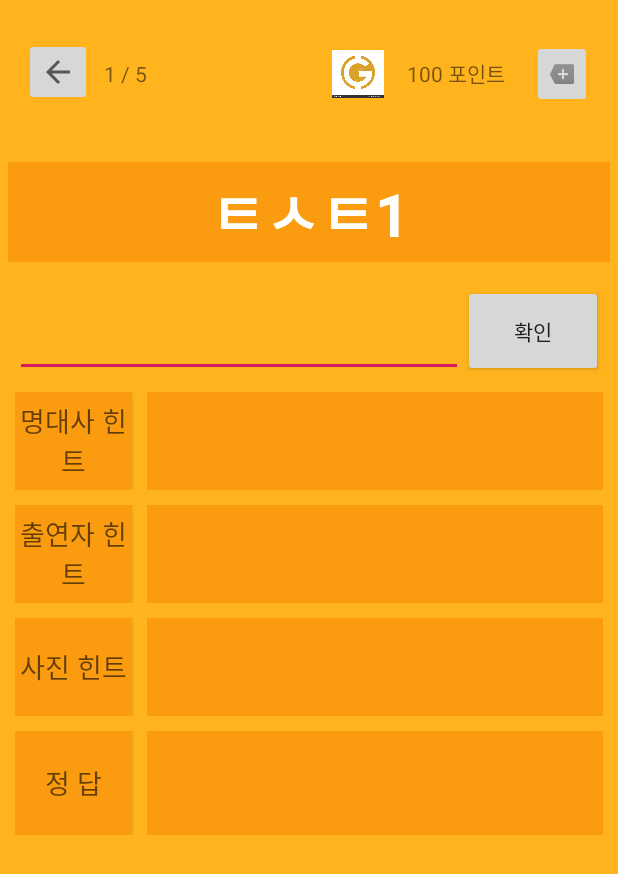
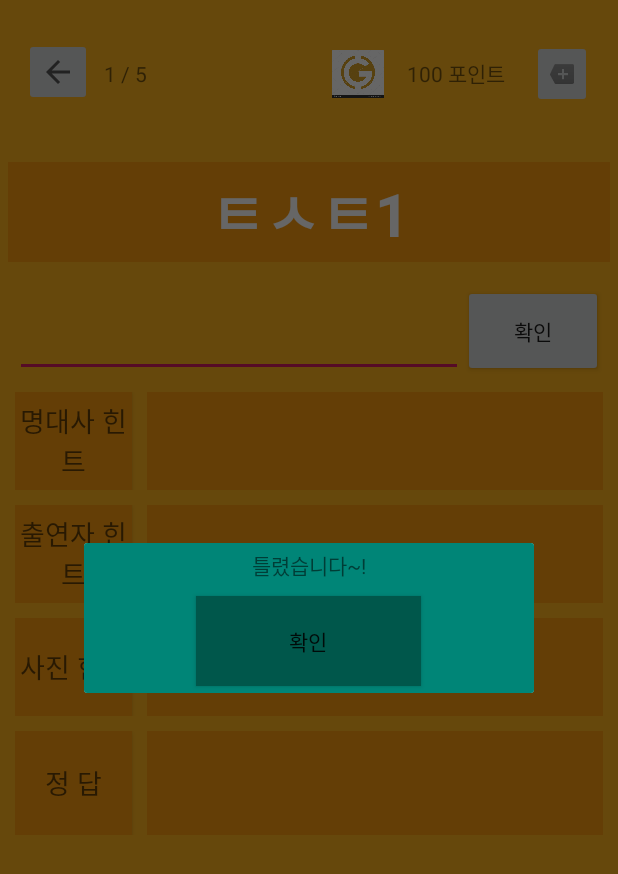
Before and after one commit to delita1130/movieInitalQuiz, an Android app: the QuizMainActivity screen opened directly, with no data from a screen before it, after a tap on "확인", on a phone screen of 412 x 824 dp. Shown: the top 874 px of the screen. Run offline under Robolectric (Android 15) with nearby library versions, the light colour scheme and no system bars.

Commit message:
다이얼로그 작업

```diff
--- a/app/src/main/java/com/novThirty/movieinitalquiz/QuizMainActivity.java
+++ b/app/src/main/java/com/novThirty/movieinitalquiz/QuizMainActivity.java
@@ -1,5 +1,6 @@
 package com.novThirty.movieinitalquiz;
 
+import android.content.Context;
 import android.os.Bundle;
 import android.util.Log;
 import android.view.View;
@@ -12,6 +13,7 @@ import androidx.appcompat.app.AppCompatActivity;
 
 import com.novThirty.movieinitalquiz.config.GameStatus;
 import com.novThirty.movieinitalquiz.database.GameDao;
+import com.novThirty.movieinitalquiz.dialog.IncorrentDialog;
 import com.novThirty.movieinitalquiz.model.Movie;
 
 public class QuizMainActivity extends AppCompatActivity {
@@ -76,10 +78,9 @@ public class QuizMainActivity extends AppCompatActivity {
                 if(answerEdit.getText().toString().trim().equals(movie.getMovName().trim())){
                     gameDao.updateDoneMovNum(GameStatus.user.getDoneMovNum()+1);
                     setUp(GameStatus.user.getDoneMovNum()+1);
-
-                    Log.i("test :: ", "정답입니다.");
                 }else{
-                    Log.i("test :: ", "틀렸습니다.");
+                    IncorrentDialog incorrentDlg = new IncorrentDialog(QuizMainActivity.this);
+                    incorrentDlg.callFunction(answerEdit);
                 }
             }
         }) ;
--- /dev/null
+++ b/app/src/main/java/com/novThirty/movieinitalquiz/dialog/IncorrentDialog.java
@@ -0,0 +1,52 @@
+package com.novThirty.movieinitalquiz.dialog;
+
+import android.app.Dialog;
+import android.content.Context;
+import android.view.View;
+import android.view.Window;
+import android.widget.Button;
+import android.widget.EditText;
+import android.widget.TextView;
+import android.widget.Toast;
+
+import com.novThirty.movieinitalquiz.R;
+
+/**
+ * Created by Administrator on 2017-08-07.
+ */
+
+public class IncorrentDialog {
+
+    private Context context;
+
+    public IncorrentDialog(Context context) {
+        this.context = context;
+    }
+
+    // 호출할 다이얼로그 함수를 정의한다.
+    public void callFunction(final TextView textView) {
+
+        // 커스텀 다이얼로그를 정의하기위해 Dialog클래스를 생성한다.
+        final Dialog dlg = new Dialog(context);
+
+        // 액티비티의 타이틀바를 숨긴다.
+        dlg.requestWindowFeature(Window.FEATURE_NO_TITLE);
+
+        // 커스텀 다이얼로그의 레이아웃을 설정한다.
+        dlg.setContentView(R.layout.dialog_incorrect);
+
+        // 커스텀 다이얼로그를 노출한다.
+        dlg.show();
+
+        // 커스텀 다이얼로그의 각 위젯들을 정의한다.
+        final Button okButton = dlg.findViewById(R.id.okBtn);
+
+        okButton.setOnClickListener(new View.OnClickListener() {
+            @Override
+            public void onClick(View view) {
+                textView.setText("");
+                dlg.dismiss();
+            }
+        });
+    }
+}
--- a/app/src/main/res/layout/dialog_3.xml
+++ b/app/src/main/res/layout/dialog_incorrect.xml
@@ -17,5 +17,14 @@
             android:layout_marginBottom="10dp"
             android:layout_gravity="center"
             android:text="틀렸습니다~!" />
+
+        <Button
+            android:id="@+id/okBtn"
+            android:layout_width="150dp"
+            android:layout_height="60dp"
+            android:background="@color/colorPrimaryDark"
+            android:text="확인">
+        </Button>
+
     </LinearLayout>
 </LinearLayout>
```
